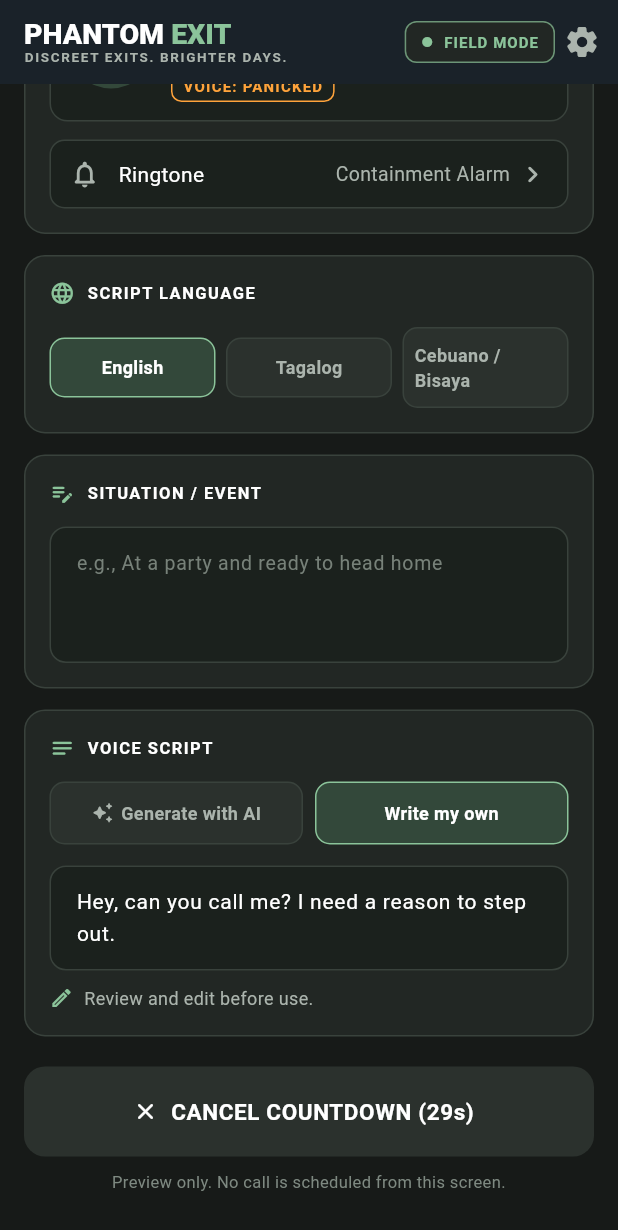
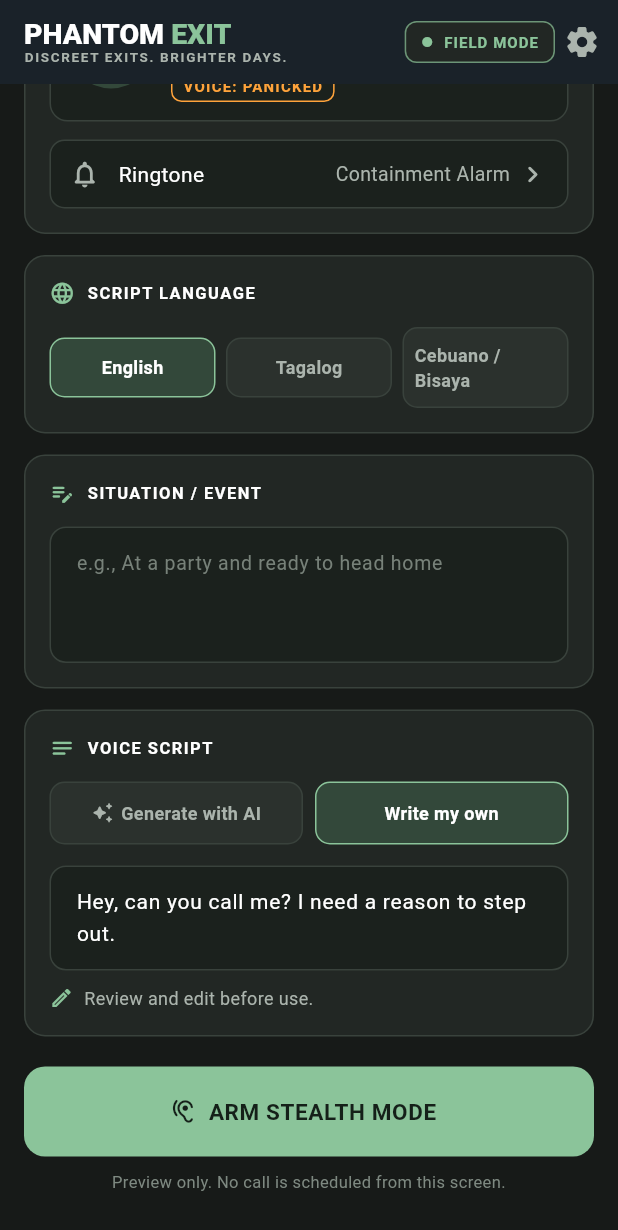
Before and after one commit to donaldycottonacao/GhostBuster, a Flutter app: the screen it shows after launch, scrolled down 331 dp, after a tap on "ARM STEALTH MODE", on a phone screen of 412 x 824 dp. Shown: the top 1230 px of the screen. Run offline on Flutter 3.47's test engine with Material 3 defaults, Android fonts, the phone set to English and light mode, and no system bars.

Commit message:
connect setup controls to call state

```diff
--- a/frontend-client/lib/providers/call_provider.dart
+++ b/frontend-client/lib/providers/call_provider.dart
@@ -13,6 +13,7 @@
   CallSession _session = const CallSession();
   Timer? _countdownTimer;
   Timer? _elapsedTimer;
+  Locale _currentLocale = const Locale('en');
 
   CallSession get session => _session;
   CallLifecycleState get state => _session.state;
@@ -26,7 +27,7 @@
   bool get isMuted => _session.isMuted;
   bool get isSpeakerOn => _session.isSpeakerOn;
   bool get isCountdownActive => _session.state == CallLifecycleState.countdown;
-  Locale get currentLocale => Locale(_session.languageCode);
+  Locale get currentLocale => _currentLocale;
 
   /// Formatted call duration string (mm:ss).
   String get formattedElapsedTime {
@@ -39,8 +40,14 @@
 
   /// Change active application locale between English, Tagalog, and Cebuano.
   void setLocale(Locale locale) {
+    if (_currentLocale == locale) return;
+    _currentLocale = locale;
+    notifyListeners();
+  }
+
+  /// Select the language used for the simulated voice script.
+  void setScriptLanguage(String languageCode) {
     const supportedLanguageCodes = {'en', 'tl', 'ceb'};
-    final languageCode = locale.languageCode;
     if (!supportedLanguageCodes.contains(languageCode) ||
         _session.languageCode == languageCode) {
       return;
--- a/frontend-client/lib/screens/stealth_trigger.dart
+++ b/frontend-client/lib/screens/stealth_trigger.dart
@@ -3,7 +3,6 @@
 
 import '../l10n/app_localizations.dart';
 import '../providers/call_provider.dart';
-import 'incoming_call_ui.dart';
 
 const _background = Color(0xFF171A18);
 const _surface = Color(0xFF222724);
@@ -48,7 +47,6 @@
   @override
   Widget build(BuildContext context) {
     final l10n = AppLocalizations.of(context);
-    final provider = context.watch<CallProvider>();
 
     return Scaffold(
       backgroundColor: _background,
@@ -478,45 +476,19 @@
                   SizedBox(
                     height: 60,
                     child: FilledButton.icon(
-                      onPressed: () {
-                        if (provider.isCountdownActive) {
-                          provider.cancelCountdown();
-                          return;
-                        }
-                        provider.startCountdown(
-                          onTriggered: () {
-                            if (!context.mounted) return;
-                            Navigator.of(context).push(
-                              MaterialPageRoute<void>(
-                                builder: (_) => const IncomingCallScreen(),
-                              ),
-                            );
-                          },
-                        );
-                      },
+                      onPressed: () {},
                       style: FilledButton.styleFrom(
-                        backgroundColor: provider.isCountdownActive
-                            ? _surfaceRaised
-                            : _accent,
-                        foregroundColor: provider.isCountdownActive
-                            ? Colors.white
-                            : const Color(0xFF152019),
+                        backgroundColor: _accent,
+                        foregroundColor: const Color(0xFF152019),
                         shape: RoundedRectangleBorder(
                           borderRadius: BorderRadius.circular(14),
                         ),
                       ),
-                      icon: Icon(
-                        provider.isCountdownActive
-                            ? Icons.close_rounded
-                            : Icons.hearing_rounded,
+                      icon: const Icon(
+                        Icons.hearing_rounded,
                       ),
                       label: Text(
-                        provider.isCountdownActive
-                            ? l10n?.cancelCountdown(
-                                  provider.remainingCountdown,
-                                ) ??
-                                'CANCEL COUNTDOWN (${provider.remainingCountdown}s)'
-                            : l10n?.setupArmButton ?? 'ARM STEALTH MODE',
+                        l10n?.setupArmButton ?? 'ARM STEALTH MODE',
                         style: const TextStyle(
                           fontSize: 15,
                           fontWeight: FontWeight.w700,
@@ -561,7 +533,7 @@
     return _SelectionChip(
       label: label,
       isSelected: isSelected,
-      onTap: () => context.read<CallProvider>().setLocale(Locale(code)),
+      onTap: () => context.read<CallProvider>().setScriptLanguage(code),
     );
   }
 
@@ -575,7 +547,21 @@
   Widget _modeOption(String mode, String label) {
     final isSelected = _selectedMode == mode;
     return InkWell(
-      onTap: () => setState(() => _selectedMode = mode),
+      onTap: () {
+        setState(() => _selectedMode = mode);
+        if (mode != 'ai') return;
+
+        final provider = context.read<CallProvider>();
+        final sample = switch (provider.languageCode) {
+          'tl' =>
+            'Uy, puwede mo ba akong tawagan? Kailangan ko ng dahilan para makalabas.',
+          'ceb' =>
+            'Uy, matawagan ko nimo? Kinahanglan kog rason para makagawas.',
+          _ => 'Hey, can you call me? I need a reason to step out.',
+        };
+        _scriptController.text = sample;
+        provider.setVoiceScriptText(sample);
+      },
       borderRadius: BorderRadius.circular(10),
       child: Container(
         constraints: const BoxConstraints(minHeight: 42),
```
Also changed, not shown: 1 other file.
